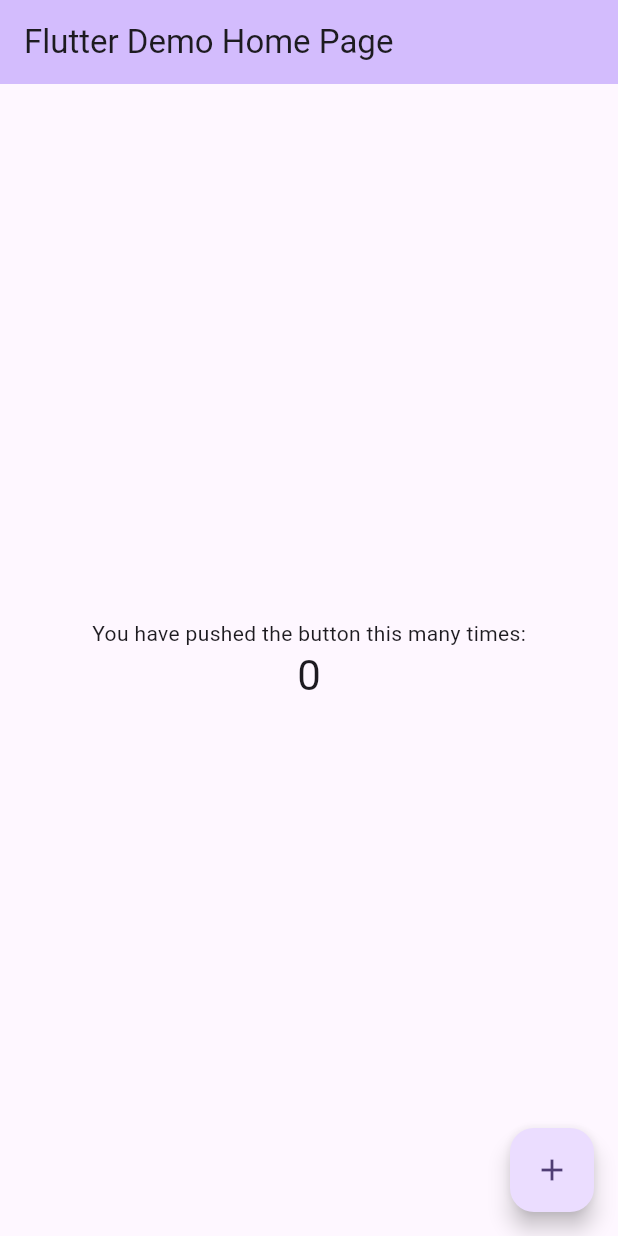
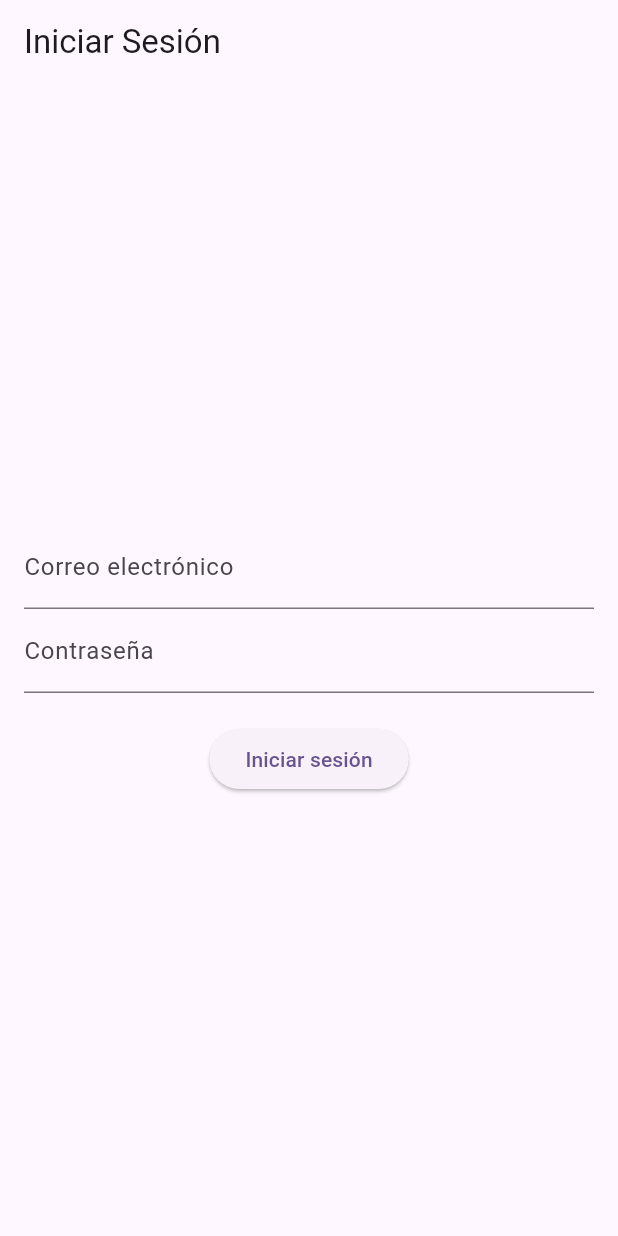
Before and after one commit to Deim05x/consultorio_psicologia_app, a Flutter app: the screen it shows after launch, on a phone screen of 412 x 824 dp. Run offline on Flutter 3.47's test engine with Material 3 defaults, Android fonts, the phone set to English and light mode, and no system bars; our stand-ins replace firebase_auth, firebase_core; accounts and stored records are empty.

Commit message:
firebase configurado y creacion de la pantalla de login

```diff
--- a/lib/Screens/login_screen.dart
+++ b/lib/Screens/login_screen.dart
@@ -0,0 +1,91 @@
+import 'package:flutter/material.dart';
+import 'package:firebase_auth/firebase_auth.dart';
+
+class LoginScreen extends StatefulWidget {
+  const LoginScreen({super.key});
+
+  @override
+  State<LoginScreen> createState() => _LoginScreenState();
+}
+
+class _LoginScreenState extends State<LoginScreen> {
+  // Controladores de texto para email y contraseña
+  final TextEditingController _emailController = TextEditingController();
+  final TextEditingController _passwordController = TextEditingController();
+
+  // Estado para mostrar errores
+  String? _errorMessage;
+  bool _isLoading = false;
+
+  // Método para hacer login
+  Future<void> _login() async {
+    setState(() {
+      _isLoading = true;
+      _errorMessage = null;
+    });
+
+    try {
+      await FirebaseAuth.instance.signInWithEmailAndPassword(
+        email: _emailController.text.trim(),
+        password: _passwordController.text.trim(),
+      );
+      // Si se loguea con éxito, no hacemos nada. El estado cambiará y se mostrará otra pantalla.
+    } on FirebaseAuthException catch (e) {
+      setState(() {
+        _errorMessage = e.message;
+      });
+    } finally {
+      setState(() {
+        _isLoading = false;
+      });
+    }
+  }
+
+  // Construcción del widget
+  @override
+  Widget build(BuildContext context) {
+    return Scaffold(
+      appBar: AppBar(title: const Text('Iniciar Sesión')),
+      body: Padding(
+        padding: const EdgeInsets.all(16.0),
+        child: Column(
+          mainAxisAlignment: MainAxisAlignment.center,
+          children: [
+            // Campo de Email
+            TextField(
+              controller: _emailController,
+              decoration: const InputDecoration(labelText: 'Correo electrónico'),
+              keyboardType: TextInputType.emailAddress,
+            ),
+
+            // Campo de Contraseña
+            TextField(
+              controller: _passwordController,
+              decoration: const InputDecoration(labelText: 'Contraseña'),
+              obscureText: true,
+            ),
+
+            const SizedBox(height: 20),
+
+            // Botón de Login
+            _isLoading
+                ? const CircularProgressIndicator()
+                : ElevatedButton(
+                    onPressed: _login,
+                    child: const Text('Iniciar sesión'),
+                  ),
+
+            // Mostrar error si lo hay
+            if (_errorMessage != null) ...[
+              const SizedBox(height: 20),
+              Text(
+                _errorMessage!,
+                style: const TextStyle(color: Colors.red),
+              ),
+            ],
+          ],
+        ),
+      ),
+    );
+  }
+}
--- a/lib/main.dart
+++ b/lib/main.dart
@@ -1,52 +1,47 @@
 import 'package:flutter/material.dart';
+import 'package:firebase_core/firebase_core.dart';
+import 'firebase_options.dart';
+import 'package:firebase_auth/firebase_auth.dart';
+import 'Screens/login_screen.dart';
+import 'Screens/home_screen.dart';
 
-void main() {
+void main() async {
+  // Asegura que los plugins de Flutter estén inicializados antes de usar Firebase
+  WidgetsFlutterBinding.ensureInitialized();
+
+  // Inicializa Firebase con la configuración generada por flutterfire configure
+  await Firebase.initializeApp(
+    options: DefaultFirebaseOptions.currentPlatform,
+  );
+
+  // Inicia la aplicación
   runApp(const MyApp());
 }
 
 class MyApp extends StatelessWidget {
   const MyApp({super.key});
 
-  // This widget is the root of your application.
   @override
   Widget build(BuildContext context) {
     return MaterialApp(
-      title: 'Flutter Demo',
+      title: 'Consultorio Psicología',
+      debugShowCheckedModeBanner: false,
       theme: ThemeData(
-        // This is the theme of your application.
-        //
-        // TRY THIS: Try running your application with "flutter run". You'll see
-        // the application has a purple toolbar. Then, without quitting the app,
-        // try changing the seedColor in the colorScheme below to Colors.green
-        // and then invoke "hot reload" (save your changes or press the "hot
-        // reload" button in a Flutter-supported IDE, or press "r" if you used
-        // the command line to start the app).
-        //
-        // Notice that the counter didn't reset back to zero; the application
-        // state is not lost during the reload. To reset the state, use hot
-        // restart instead.
-        //
-        // This works for code too, not just values: Most code changes can be
-        // tested with just a hot reload.
         colorScheme: ColorScheme.fromSeed(seedColor: Colors.deepPurple),
+        useMaterial3: true,
       ),
-      home: const MyHomePage(title: 'Flutter Demo Home Page'),
+
+      // Verifica si hay un usuario autenticado para decidir qué pantalla mostrar
+      home: FirebaseAuth.instance.currentUser == null
+          ? const LoginScreen() // Si no hay sesión activa
+          : const MyHomePage(title: 'Pantalla Principal'), // Si hay sesión activa
     );
   }
 }
 
+// Pantalla principal tras inicio de sesión
 class MyHomePage extends StatefulWidget {
   const MyHomePage({super.key, required this.title});
-
-  // This widget is the home page of your application. It is stateful, meaning
-  // that it has a State object (defined below) that contains fields that affect
-  // how it looks.
-
-  // This class is the configuration for the state. It holds the values (in this
-  // case the title) provided by the parent (in this case the App widget) and
-  // used by the build method of the State. Fields in a Widget subclass are
-  // always marked "final".
-
   final String title;
 
   @override
@@ -56,52 +51,22 @@ class MyHomePage extends StatefulWidget {
 class _MyHomePageState extends State<MyHomePage> {
   int _counter = 0;
 
+  // Incrementa el contador y actualiza la UI
   void _incrementCounter() {
     setState(() {
-      // This call to setState tells the Flutter framework that something has
-      // changed in this State, which causes it to rerun the build method below
-      // so that the display can reflect the updated values. If we changed
-      // _counter without calling setState(), then the build method would not be
-      // called again, and so nothing would appear to happen.
       _counter++;
     });
   }
 
   @override
   Widget build(BuildContext context) {
-    // This method is rerun every time setState is called, for instance as done
-    // by the _incrementCounter method above.
-    //
-    // The Flutter framework has been optimized to make rerunning build methods
-    // fast, so that you can just rebuild anything that needs updating rather
-    // than having to individually change instances of widgets.
     return Scaffold(
       appBar: AppBar(
-        // TRY THIS: Try changing the color here to a specific color (to
-        // Colors.amber, perhaps?) and trigger a hot reload to see the AppBar
-        // change color while the other colors stay the same.
         backgroundColor: Theme.of(context).colorScheme.inversePrimary,
-        // Here we take the value from the MyHomePage object that was created by
-        // the App.build method, and use it to set our appbar title.
         title: Text(widget.title),
       ),
       body: Center(
-        // Center is a layout widget. It takes a single child and positions it
-        // in the middle of the parent.
         child: Column(
-          // Column is also a layout widget. It takes a list of children and
-          // arranges them vertically. By default, it sizes itself to fit its
-          // children horizontally, and tries to be as tall as its parent.
-          //
-          // Column has various properties to control how it sizes itself and
-          // how it positions its children. Here we use mainAxisAlignment to
-          // center the children vertically; the main axis here is the vertical
-          // axis because Columns are vertical (the cross axis would be
-          // horizontal).
-          //
-          // TRY THIS: Invoke "debug painting" (choose the "Toggle Debug Paint"
-          // action in the IDE, or press "p" in the console), to see the
-          // wireframe for each widget.
           mainAxisAlignment: MainAxisAlignment.center,
           children: <Widget>[
             const Text('You have pushed the button this many times:'),
@@ -116,30 +81,7 @@ class _MyHomePageState extends State<MyHomePage> {
         onPressed: _incrementCounter,
         tooltip: 'Increment',
         child: const Icon(Icons.add),
-      ), // This trailing comma makes auto-formatting nicer for build methods.
+      ),
     );
   }
-
-
-
-
-
-
-
-
-
-
-
-
-
-
-
-
-
-
-
-
-
-
-
 }
```
Also changed, not shown: firestore.indexes.json (added, +26 -0 lines), firebase.json (added), lib/firebase_options.dart (added), 7 other files.
